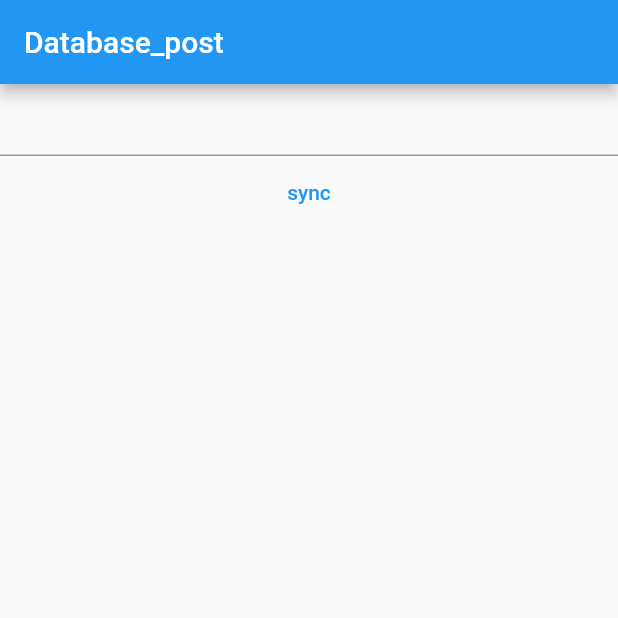
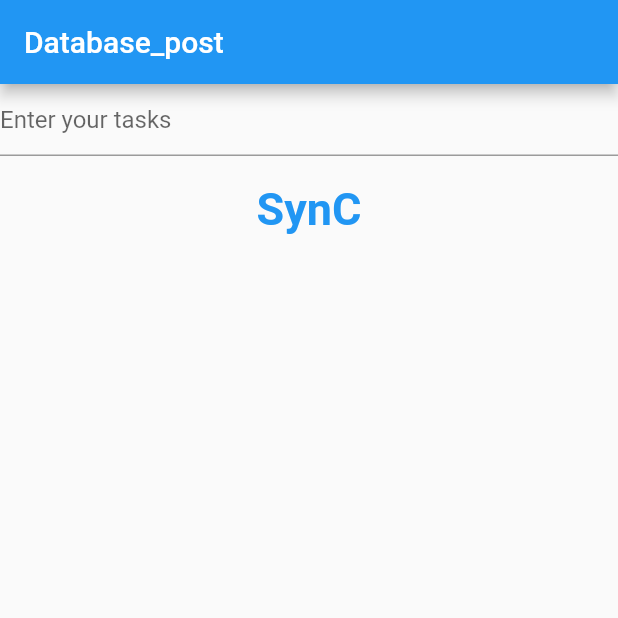
Before and after one commit to asmfahim29/flutter_git, a Flutter app: the screen it shows after launch, on a phone screen of 412 x 824 dp, the top half of it. Run offline on Flutter 3.47's test engine with Material 2 defaults, Android fonts, the phone set to English and light mode, and no system bars; our stand-ins replace sqflite; accounts and stored records are empty.

Commit message:
modified scaffold\

```diff
--- a/lib/homepage.dart
+++ b/lib/homepage.dart
@@ -1,4 +1,4 @@
-import 'dart:html';
+
 
 import 'package:flutter/material.dart';
 
@@ -10,6 +10,9 @@ class MyHomePage extends StatefulWidget {
 }
 
 class _MyHomePageState extends State<MyHomePage> {
+
+  TextEditingController _taskEditingController = TextEditingController();
+
   @override
   Widget build(BuildContext context) {
     return SafeArea(child: Scaffold(
@@ -20,8 +23,17 @@ class _MyHomePageState extends State<MyHomePage> {
       body: Center(
         child: Column(
           children: [
-            TextField(),
-            TextButton(onPressed: (){}, child: Text("sync")),
+            TextField(
+              controller: _taskEditingController,
+              decoration: const InputDecoration(hintText: 'Enter your tasks'),
+            ),
+            const SizedBox(
+              height: 10,
+            ),
+            TextButton(
+                onPressed: (){},
+                child: Text("SynC", style: TextStyle(fontSize: 30, fontWeight: FontWeight.bold),)
+            ),
           ],
         ),
       ),
```
